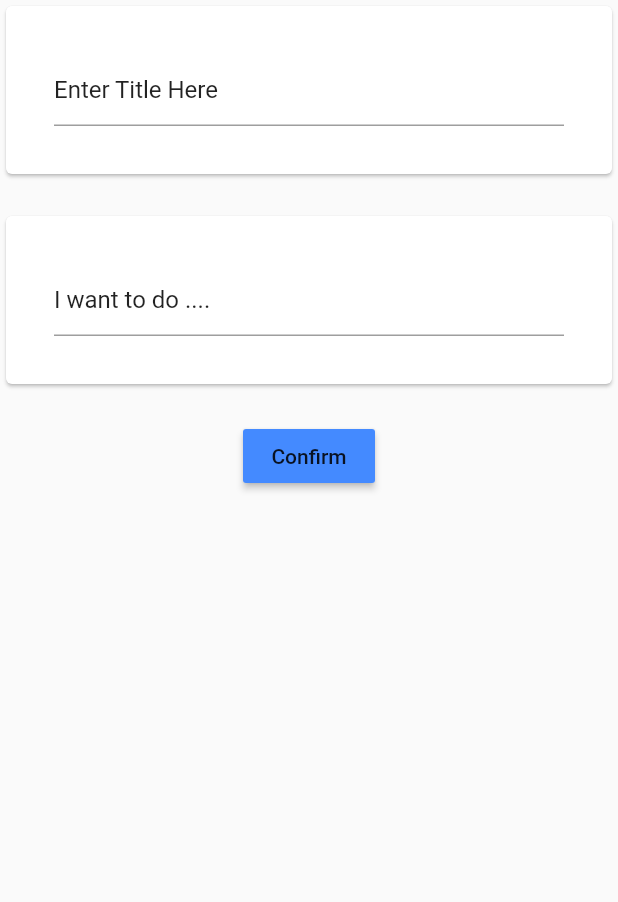
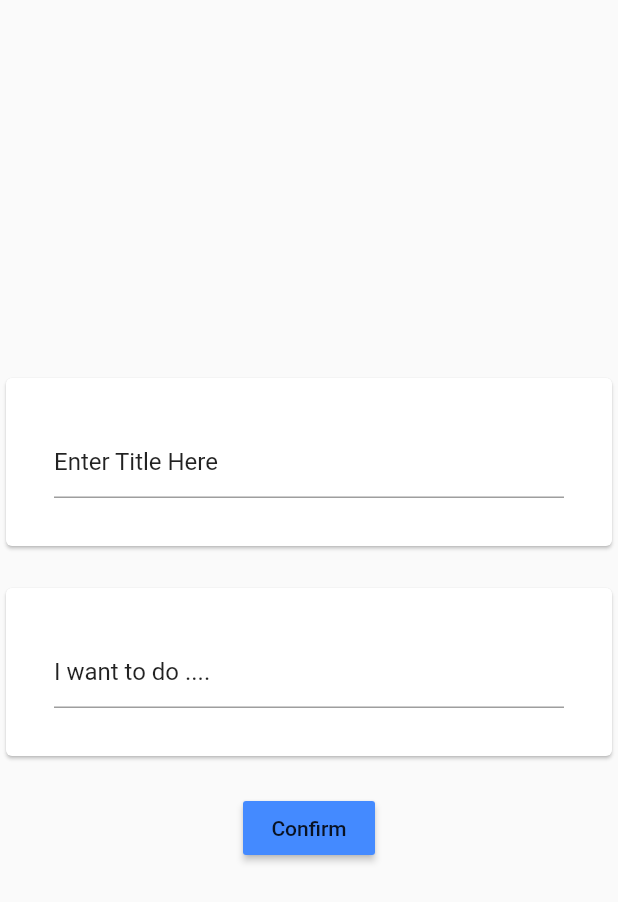
Before and after one commit to Comfie/myCalendaApp, a Flutter app: the screen it shows after launch, after a tap on "Dont have an account?", after a tap on "Register", after a tap on the "add" icon, on a phone screen of 412 x 824 dp. Shown: the top 902 px of the screen. Run offline on Flutter 3.47's test engine with Material 2 defaults, Android fonts, the phone set to English and light mode, and no system bars.

```diff
--- a/lib/DetailsPage.dart
+++ b/lib/DetailsPage.dart
@@ -12,6 +12,9 @@ class _DetailsState extends State<Details> {
   Widget build(BuildContext context) {
     return Scaffold(
       body: Column(
+        mainAxisAlignment: MainAxisAlignment.center,
+        crossAxisAlignment: CrossAxisAlignment.center,
+
                children: <Widget>[
 
           Card(
--- a/lib/Home.dart
+++ b/lib/Home.dart
@@ -1,3 +1,4 @@
+import 'package:flutter/cupertino.dart';
 import 'package:flutter/material.dart';
 import 'package:flutterapp/DetailsPage.dart';
 
@@ -26,8 +27,8 @@ class _HomeState extends State<Home> {
                 children: <Widget>[
                   ListTile(
                     leading: Icon(Icons.description),
-                    title: Text('Go to task'),
-                    subtitle: Text('a of 3 Tasks'),
+                    title: Text('Go do groceries'),
+                    subtitle: Text('1 of 3 Tasks'),
                   )
                 ],
               ),
@@ -37,8 +38,8 @@ class _HomeState extends State<Home> {
                 children: <Widget>[
                   ListTile(
                     leading: Icon(Icons.description),
-                    title: Text('Go to task'),
-                    subtitle: Text('a of 3 Tasks'),
+                    title: Text('Go go for a jog'),
+                    subtitle: Text('2 of 3 Tasks'),
                   )
                 ],
               ),
@@ -50,7 +51,9 @@ class _HomeState extends State<Home> {
         ),
         appBar: AppBar(
           title: Text('Home Page'),
-          actions: <Widget>[],
+          actions: <Widget>[
+
+          ],
           leading: Icon(Icons.calendar_today),
           bottom: TabBar(
             tabs: <Widget>[
--- a/lib/LogIn.dart
+++ b/lib/LogIn.dart
@@ -31,10 +31,11 @@ class _LogInState extends State<LogIn> {
                   border: OutlineInputBorder(
                       borderRadius: BorderRadius.all(Radius.circular(20.0))
                   ),
-                  filled: true,
+                  filled: false,
                   hintStyle: TextStyle(color: Colors.grey),
                   hintText: 'Email Address',
-                  fillColor: Colors.white70
+                  fillColor: Colors.white70,
+
               ),
             ),
 
```
